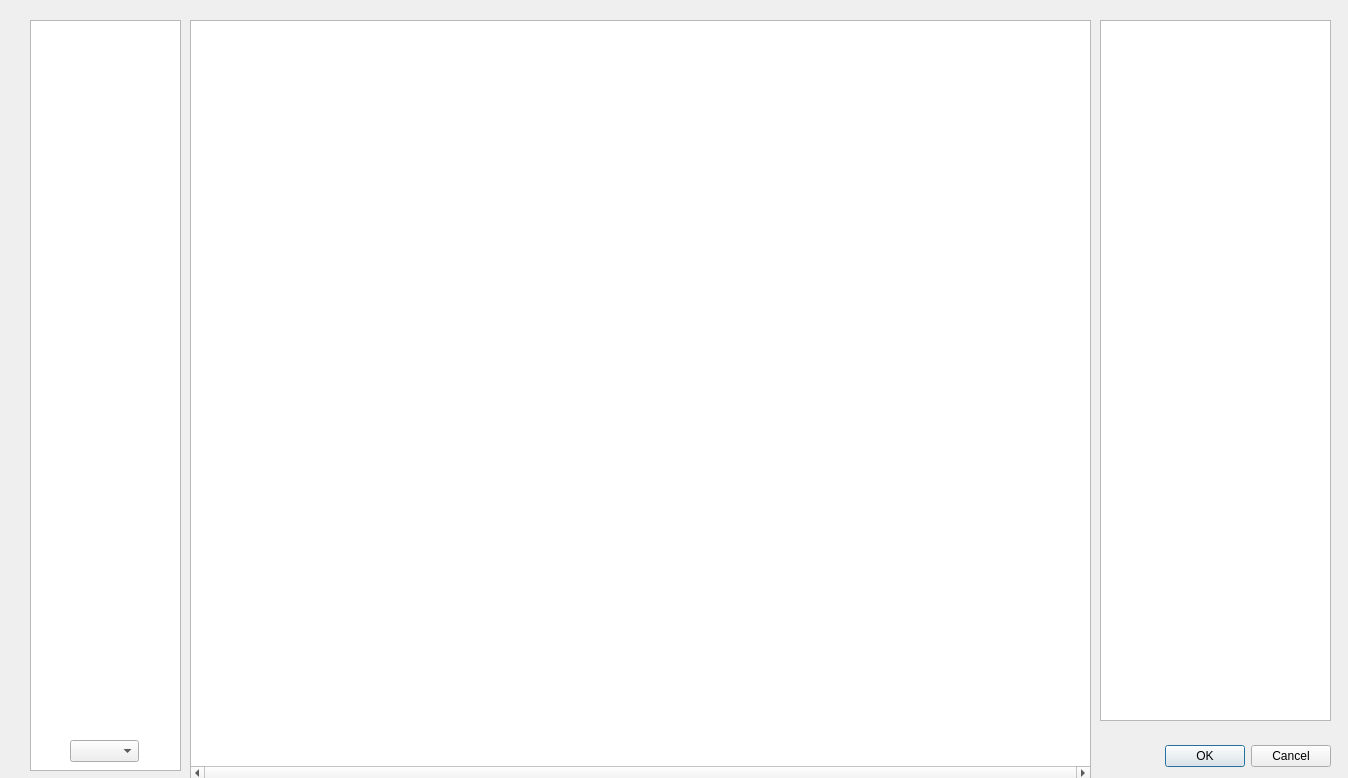
This is dialogserver.ui in wheels123/R-Manager as Qt 5 draws it before an edit. The edited form follows.
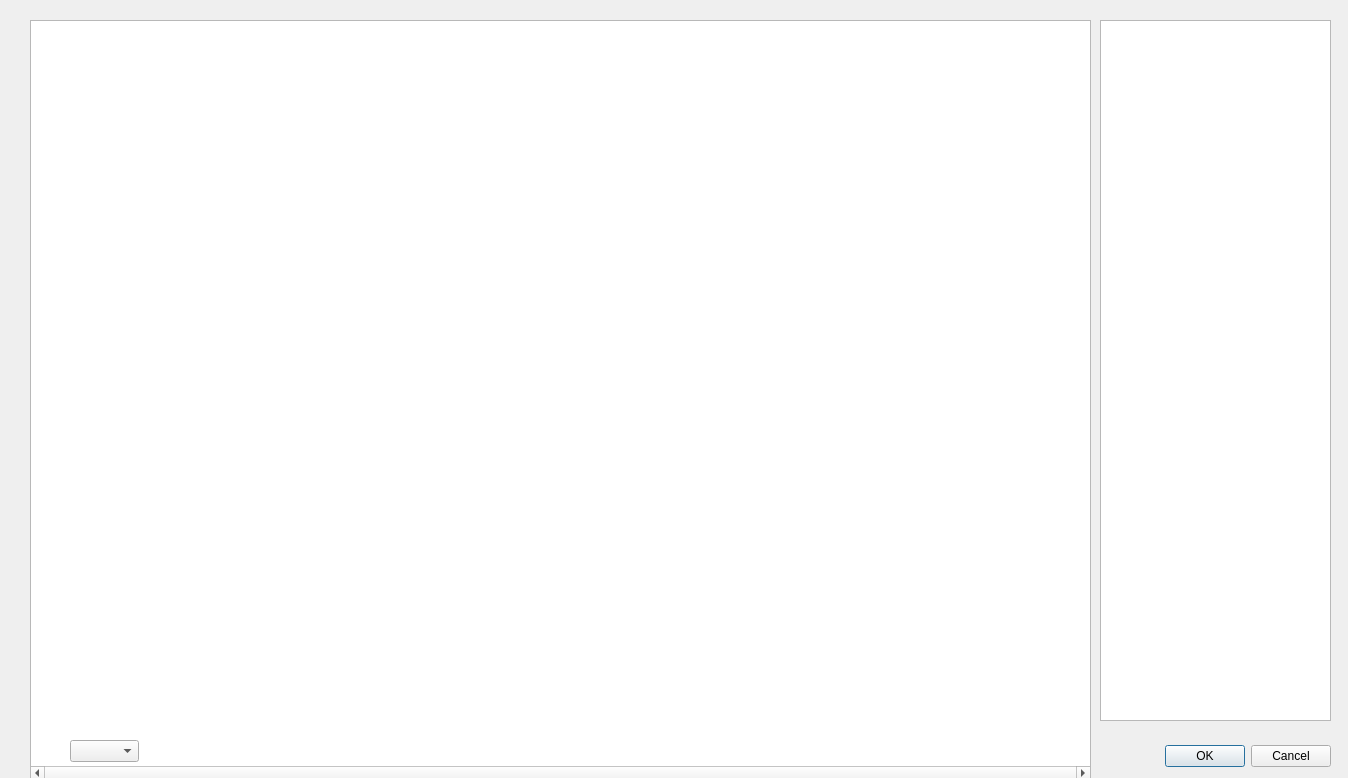
This is the edited form.

What changed in the file:
```diff
--- a/dialogserver.ui
+++ b/dialogserver.ui
@@ -30,6 +30,9 @@
    </property>
   </widget>
   <widget class="QListView" name="listViewClient">
+   <property name="enabled">
+    <bool>false</bool>
+   </property>
    <property name="geometry">
     <rect>
      <x>30</x>
@@ -42,9 +45,9 @@
   <widget class="QTreeView" name="treeViewPath">
    <property name="geometry">
     <rect>
-     <x>190</x>
+     <x>30</x>
      <y>20</y>
-     <width>901</width>
+     <width>1061</width>
      <height>761</height>
     </rect>
    </property>
```
Left out of the diff: 3 changed lines with no effect on the pictures.
